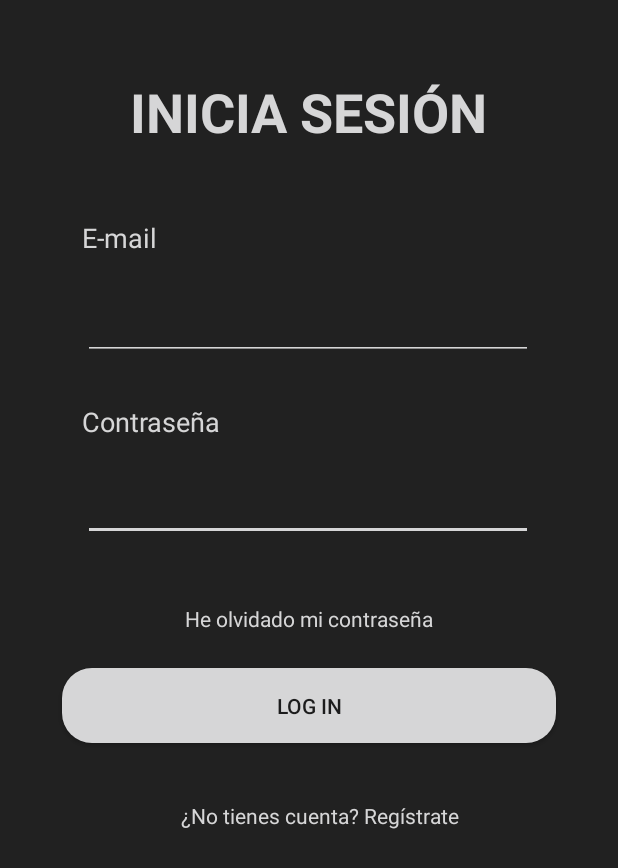
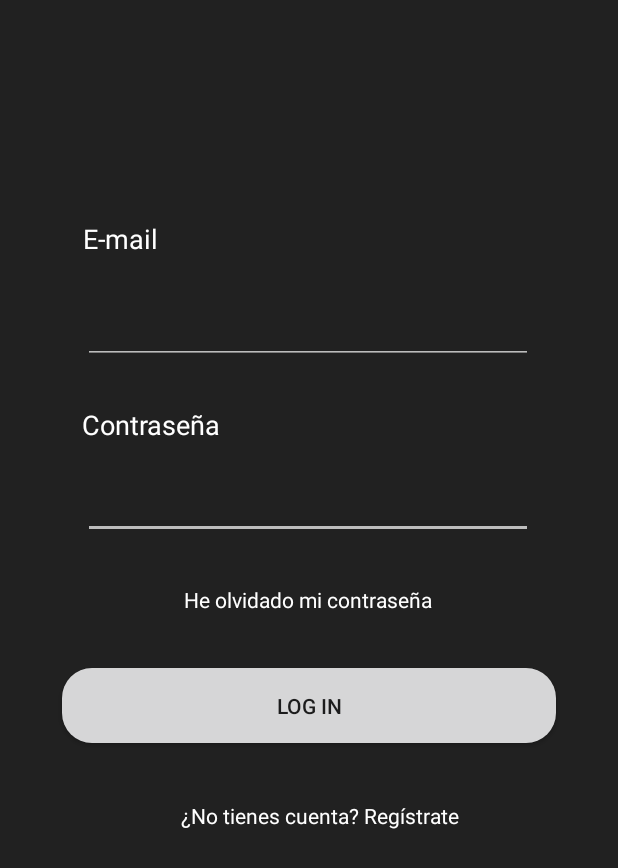
Before and after one commit to cristhian-jg/Project-A, an Android app: the screen it shows after launch (LoginActivity), on a phone screen of 412 x 824 dp. Shown: the top 868 px of the screen. Run offline under Robolectric (Android 15) with nearby library versions, the phone set to English and light mode, and no system bars; our stand-ins replace Firebase (no records; nobody signed in at launch, a user with empty details on screens opened directly).

Commit message:
Pequeños ajustes y añadida ProgressBar

```diff
--- a/app/src/main/res/layout/activity_login.xml
+++ b/app/src/main/res/layout/activity_login.xml
@@ -11,16 +11,16 @@
         android:id="@+id/etPassword"
         android:layout_width="300dp"
         android:layout_height="wrap_content"
-        android:backgroundTint="@color/divider"
+        android:backgroundTint="@color/colorGrey"
         android:ems="10"
         android:inputType="textPassword"
-        android:textColor="@color/icons"
+        android:textColor="@color/colorWhite"
         app:layout_constraintBottom_toBottomOf="parent"
         app:layout_constraintEnd_toEndOf="parent"
         app:layout_constraintHorizontal_bias="0.495"
         app:layout_constraintStart_toStartOf="parent"
         app:layout_constraintTop_toTopOf="parent"
-        app:layout_constraintVertical_bias="0.405" />
+        app:layout_constraintVertical_bias="0.403" />
 
     <Button
         android:id="@+id/btnLogin"
@@ -38,69 +38,65 @@
         android:id="@+id/etEmail"
         android:layout_width="300dp"
         android:layout_height="wrap_content"
-        android:backgroundTint="@color/divider"
+        android:backgroundTint="@color/colorGrey"
         android:ems="10"
-        android:inputType="textPersonName"
-        android:textColor="@color/icons"
+        android:textColor="@color/colorWhite"
         android:textSize="18sp"
         app:layout_constraintBottom_toBottomOf="parent"
         app:layout_constraintEnd_toEndOf="parent"
         app:layout_constraintHorizontal_bias="0.495"
         app:layout_constraintStart_toStartOf="parent"
         app:layout_constraintTop_toTopOf="parent"
-        app:layout_constraintVertical_bias="0.25" />
+        app:layout_constraintVertical_bias="0.253" />
 
     <TextView
         android:id="@+id/textView3"
         android:layout_width="wrap_content"
         android:layout_height="wrap_content"
-        android:lineSpacingExtra="18sp"
         android:text="Contraseña"
-        android:textColor="@color/icons"
+        android:textColor="@color/colorWhite"
         android:textSize="18sp"
         app:layout_constraintBottom_toBottomOf="parent"
         app:layout_constraintEnd_toEndOf="parent"
         app:layout_constraintHorizontal_bias="0.171"
         app:layout_constraintStart_toStartOf="parent"
         app:layout_constraintTop_toTopOf="parent"
-        app:layout_constraintVertical_bias="0.336" />
+        app:layout_constraintVertical_bias="0.339" />
 
     <TextView
         android:id="@+id/textView2"
-        android:layout_width="wrap_content"
-        android:layout_height="wrap_content"
-        android:layout_marginStart="56dp"
-        android:layout_marginLeft="56dp"
-        android:layout_marginEnd="307dp"
-        android:layout_marginRight="307dp"
+        android:layout_width="266dp"
+        android:layout_height="30dp"
         android:lineSpacingExtra="18sp"
         android:text="E-mail"
-        android:textColor="@color/icons"
+        android:textColor="@color/colorWhite"
         android:textSize="18sp"
         app:layout_constraintBottom_toBottomOf="parent"
         app:layout_constraintEnd_toEndOf="parent"
-        app:layout_constraintHorizontal_bias="1.0"
+        app:layout_constraintHorizontal_bias="0.379"
         app:layout_constraintStart_toStartOf="parent"
         app:layout_constraintTop_toTopOf="parent"
-        app:layout_constraintVertical_bias="0.183" />
+        app:layout_constraintVertical_bias="0.185" />
 
     <TextView
         android:id="@+id/tvForgetButton"
         android:layout_width="wrap_content"
         android:layout_height="wrap_content"
         android:text="He olvidado mi contraseña"
-        android:textColor="@color/icons"
+        android:textColor="@color/colorWhite"
         app:layout_constraintBottom_toBottomOf="parent"
         app:layout_constraintEnd_toEndOf="parent"
+        app:layout_constraintHorizontal_bias="0.497"
         app:layout_constraintStart_toStartOf="parent"
-        app:layout_constraintTop_toTopOf="parent" />
+        app:layout_constraintTop_toTopOf="parent"
+        app:layout_constraintVertical_bias="0.485" />
 
     <TextView
         android:id="@+id/tvRegisterButton"
         android:layout_width="wrap_content"
         android:layout_height="wrap_content"
         android:text="¿No tienes cuenta? Regístrate"
-        android:textColor="@color/icons"
+        android:textColor="@color/colorWhite"
         app:layout_constraintBottom_toBottomOf="parent"
         app:layout_constraintEnd_toEndOf="parent"
         app:layout_constraintHorizontal_bias="0.531"
@@ -108,23 +104,17 @@
         app:layout_constraintTop_toTopOf="parent"
         app:layout_constraintVertical_bias="0.664" />
 
-    <TextView
-        android:id="@+id/textView12"
+    <ProgressBar
+        android:id="@+id/progressBarLogin"
+        style="?android:attr/progressBarStyle"
         android:layout_width="wrap_content"
         android:layout_height="wrap_content"
-        android:layout_marginStart="32dp"
-        android:layout_marginLeft="32dp"
-        android:layout_marginTop="8dp"
-        android:layout_marginEnd="32dp"
-        android:layout_marginRight="32dp"
-        android:text="INICIA SESIÓN"
-        android:textColor="@color/icons"
-        android:textSize="36sp"
-        android:textStyle="bold"
+        android:visibility="invisible"
         app:layout_constraintBottom_toBottomOf="parent"
         app:layout_constraintEnd_toEndOf="parent"
+        app:layout_constraintHorizontal_bias="0.498"
         app:layout_constraintStart_toStartOf="parent"
         app:layout_constraintTop_toTopOf="parent"
-        app:layout_constraintVertical_bias="0.055" />
+        app:layout_constraintVertical_bias="0.79" />
 
 </androidx.constraintlayout.widget.ConstraintLayout>
```
